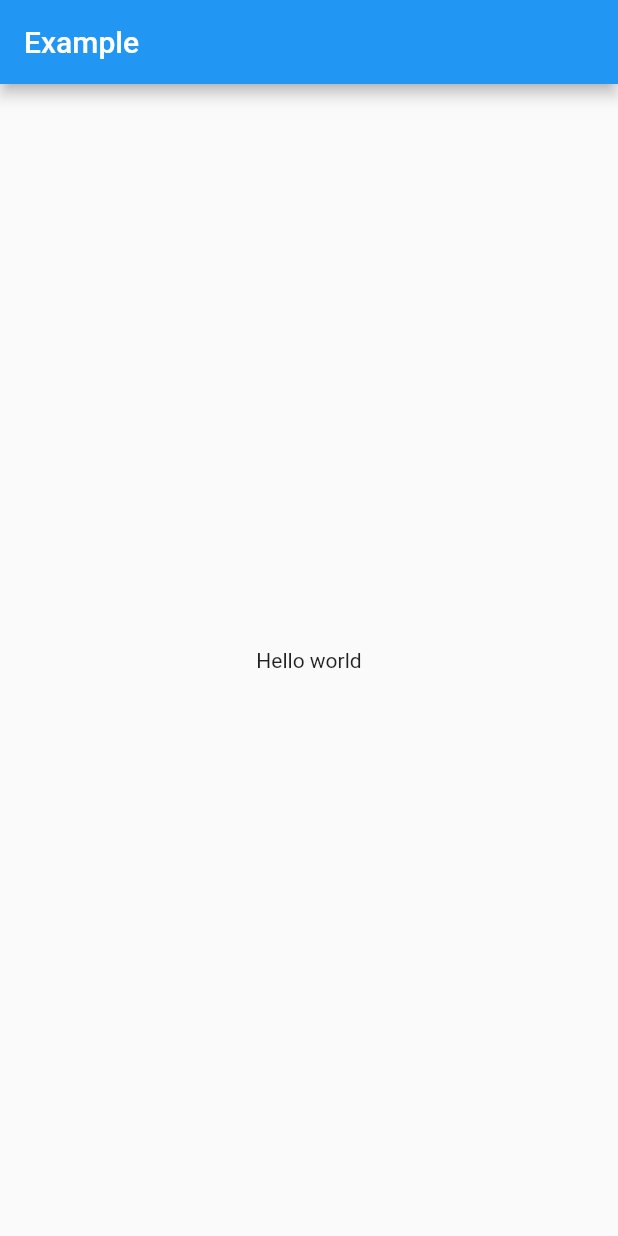
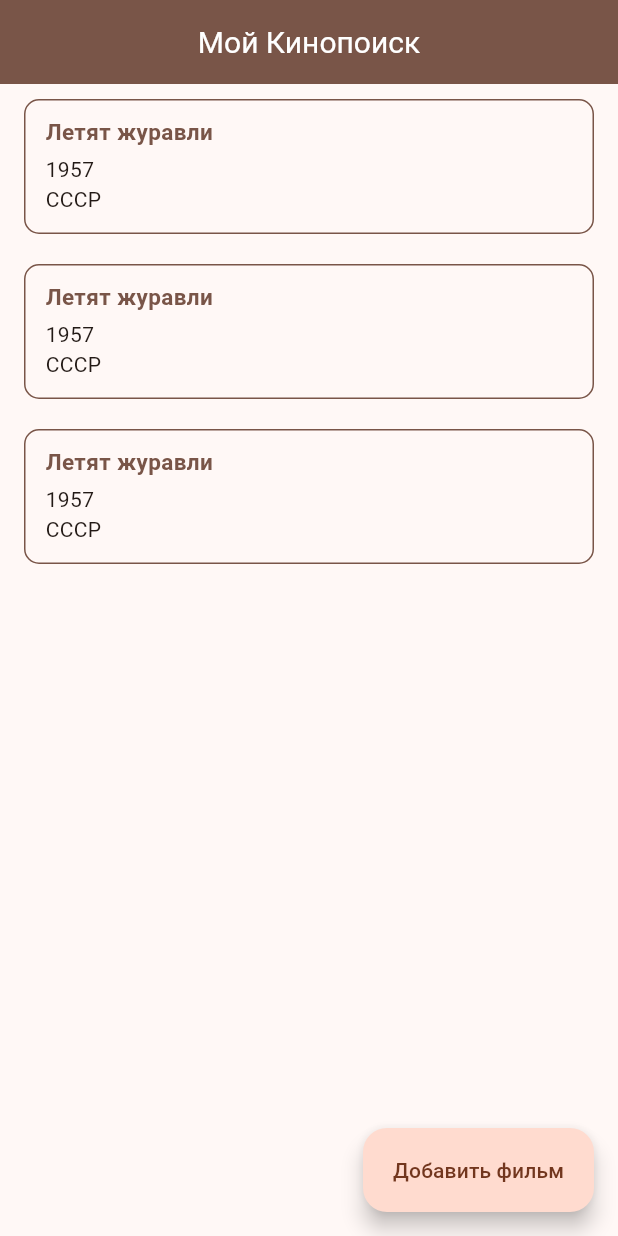
Before and after one commit to AngelinaChemeris1707/kinopoisk, a Flutter app: the screen it shows after launch, on a phone screen of 412 x 824 dp. Run offline on Flutter 3.47's test engine with Material 2 defaults, Android fonts, the phone set to English and light mode, and no system bars; our stand-ins replace flutter_riverpod, objectbox, riverpod_annotation; generated files the repository leaves out were written again.

```diff
--- a/lib/main.dart
+++ b/lib/main.dart
@@ -1,5 +1,7 @@
 import 'package:flutter/material.dart';
 import 'package:flutter_riverpod/flutter_riverpod.dart';
+import 'package:kinopoisk_angelina/screens/detail_screen.dart';
+import 'package:kinopoisk_angelina/screens/main_screen.dart';
 import 'package:objectbox/objectbox.dart';
 import 'package:riverpod_annotation/riverpod_annotation.dart';
 
@@ -13,6 +15,7 @@ String helloWorld(HelloWorldRef ref) {
 }
 
 void main() {
+  // runApp(widget(child: Icon(Icons.abc_rounded)));
   runApp(
     // For widgets to be able to read providers, we need to wrap the entire
     // application in a "ProviderScope" widget.
@@ -30,12 +33,10 @@ class MyApp extends ConsumerWidget {
     final String value = ref.watch(helloWorldProvider);
 
     return MaterialApp(
-      home: Scaffold(
-        appBar: AppBar(title: const Text('Example')),
-        body: Center(
-          child: Text(value),
+        theme: ThemeData(
+          colorScheme: ColorScheme.fromSeed(seedColor: Colors.brown),
+          useMaterial3: true,
         ),
-      ),
-    );
+        home: const MainScreen());
   }
 }
--- /dev/null
+++ b/lib/screens/detail_screen.dart
@@ -0,0 +1,27 @@
+import 'package:flutter/material.dart';
+
+class DetailScreen extends StatefulWidget {
+  const DetailScreen({super.key});
+
+  @override
+  State<DetailScreen> createState() => _DetailScreenState();
+}
+
+class _DetailScreenState extends State<DetailScreen> {
+  @override
+  Widget build(BuildContext context) {
+    return Scaffold(
+      appBar: AppBar(
+          centerTitle: true,
+          title: const Text('О фильме'),
+          titleTextStyle: const TextStyle(color: Colors.white, fontSize: 20),
+          backgroundColor: Colors.brown),
+      body: const Column(
+        children: [],
+      ),
+    );
+    floatingActionButton:
+    FloatingActionButton.extended(
+        onPressed: () {}, label: const Text("Редактировать"));
+  }
+}
--- /dev/null
+++ b/lib/screens/main_screen.dart
@@ -0,0 +1,93 @@
+import 'package:flutter/material.dart';
+
+const List<String> filmNames = <String>['Титаник', 'Девчата'];
+const List<int> filmYears = <int>[1999, 1954];
+
+class MainScreen extends StatefulWidget {
+  const MainScreen({super.key});
+
+  @override
+  State<MainScreen> createState() => _MainScreenState();
+}
+
+class _MainScreenState extends State<MainScreen> {
+  @override
+  Widget build(BuildContext context) {
+    return Scaffold(
+        appBar: AppBar(
+            centerTitle: true,
+            title: const Text('Мой Кинопоиск'),
+            titleTextStyle: const TextStyle(color: Colors.white, fontSize: 20),
+            backgroundColor: Colors.brown),
+        body: Column(
+          children: [
+            Expanded(
+              child: ListView.builder(
+                  itemCount: 3,
+                  itemExtent: 110,
+                  itemBuilder: (BuildContext context, int index) {
+                    return Dismissible(
+                        background: Container(
+                          padding: EdgeInsets.symmetric(horizontal: 20),
+                          height: 80,
+                          color: Colors.red,
+                          margin: EdgeInsets.all(11),
+                          child: Icon(Icons.delete_forever_rounded),
+                          alignment: Alignment.centerRight,
+                        ),
+                        key: ValueKey<int>(index),
+                        child: MovieListItem(
+                          movieTitle: "Летят журавли",
+                          movieDate: "1957",
+                          movieCountry: "СССР",
+                        ));
+                  }),
+            )
+          ],
+        ),
+        floatingActionButton: FloatingActionButton.extended(
+            onPressed: () {}, label: const Text("Добавить фильм")));
+  }
+}
+
+class MovieListItem extends StatelessWidget {
+  final String movieTitle;
+  final String movieDate;
+  final String movieCountry;
+  const MovieListItem(
+      {super.key,
+      required this.movieTitle,
+      required this.movieDate,
+      required this.movieCountry});
+
+  @override
+  Widget build(BuildContext context) {
+    return Padding(
+      padding: const EdgeInsets.symmetric(horizontal: 16, vertical: 10),
+      child: Container(
+        decoration: BoxDecoration(
+            border: Border.all(color: Colors.brown),
+            borderRadius: const BorderRadius.all(Radius.circular(10))),
+        child: Align(
+          alignment: const Alignment(-0.9, 1.0),
+          child: Column(
+            crossAxisAlignment: CrossAxisAlignment.start,
+            children: [
+              const SizedBox(height: 10),
+              Text(
+                movieTitle,
+                style: const TextStyle(
+                    fontWeight: FontWeight.bold,
+                    fontSize: 15,
+                    color: Colors.brown),
+              ),
+              const SizedBox(height: 5),
+              Text(movieDate),
+              Text(movieCountry)
+            ],
+          ),
+        ),
+      ),
+    );
+  }
+}
```
Also changed, not shown: lib/widgets/film_box.dart (added).
